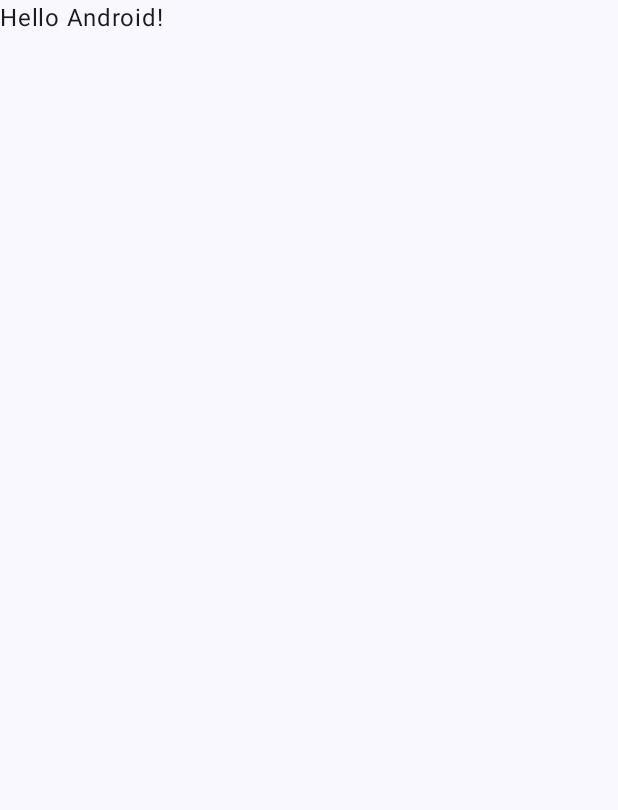
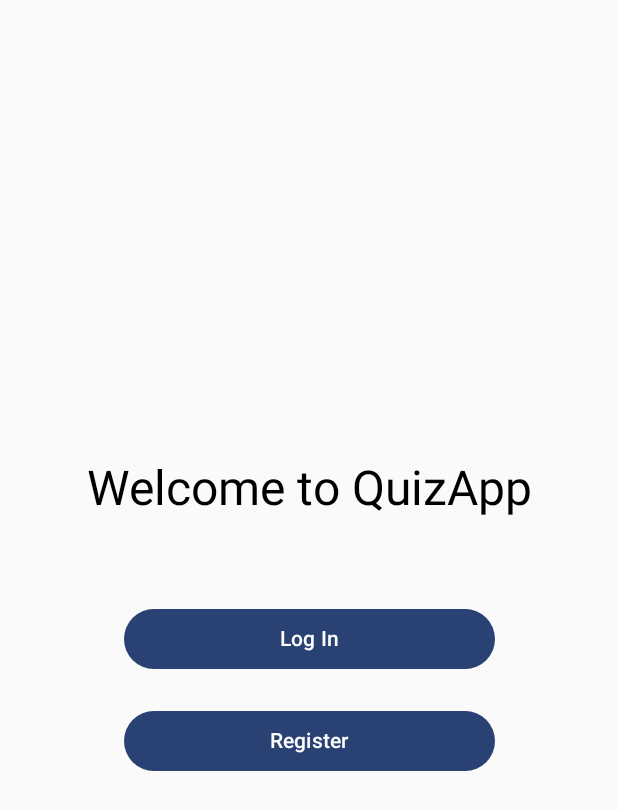
Before and after one commit to Gagan234/Individual-Project-2-, an Android app built with Jetpack Compose: the screen it shows after launch (MainActivity), on a phone screen of 412 x 824 dp. Before the commit the part shown is almost empty. Shown: the top 810 px of the screen. Run offline under Robolectric (Android 15) with nearby library versions, the phone set to English and light mode, and no system bars.

Commit message:
initial project

```diff
--- a/app/src/main/java/com/example/individual_project_2/MainActivity.kt
+++ b/app/src/main/java/com/example/individual_project_2/MainActivity.kt
@@ -3,45 +3,113 @@ package com.example.individual_project_2
 import android.os.Bundle
 import androidx.activity.ComponentActivity
 import androidx.activity.compose.setContent
-import androidx.activity.enableEdgeToEdge
-import androidx.compose.foundation.layout.fillMaxSize
-import androidx.compose.foundation.layout.padding
-import androidx.compose.material3.Scaffold
+import androidx.compose.foundation.Image
+import androidx.compose.foundation.layout.*
+import androidx.compose.material3.Button
+import androidx.compose.material3.MaterialTheme
 import androidx.compose.material3.Text
 import androidx.compose.runtime.Composable
+import androidx.compose.runtime.LaunchedEffect
+import androidx.compose.runtime.mutableStateOf
+import androidx.compose.runtime.remember
+import androidx.compose.ui.Alignment
 import androidx.compose.ui.Modifier
+import androidx.compose.ui.res.painterResource
 import androidx.compose.ui.tooling.preview.Preview
+import androidx.compose.ui.unit.dp
 import com.example.individual_project_2.ui.theme.Individualproject2Theme
+import kotlinx.coroutines.delay
 
 class MainActivity : ComponentActivity() {
     override fun onCreate(savedInstanceState: Bundle?) {
         super.onCreate(savedInstanceState)
-        enableEdgeToEdge()
         setContent {
             Individualproject2Theme {
-                Scaffold(modifier = Modifier.fillMaxSize()) { innerPadding ->
-                    Greeting(
-                        name = "Android",
-                        modifier = Modifier.padding(innerPadding)
-                    )
-                }
+                MainScreen()
             }
         }
     }
 }
 
 @Composable
-fun Greeting(name: String, modifier: Modifier = Modifier) {
-    Text(
-        text = "Hello $name!",
-        modifier = modifier
-    )
+fun MainScreen() {
+    val showSplash = remember { mutableStateOf(true) }
+
+    if (showSplash.value) {
+        SplashScreen {
+            showSplash.value = false
+        }
+    } else {
+        LoginOrRegisterScreen(
+            onLoginClick = { /* Navigate to Login Screen */ },
+            onRegisterClick = { /* Navigate to Register Screen */ }
+        )
+    }
+}
+
+@Composable
+fun SplashScreen(onTimeout: () -> Unit) {
+    LaunchedEffect(Unit) {
+        delay(2000)
+        onTimeout()
+    }
+
+    Box(
+        modifier = Modifier.fillMaxSize(),
+        contentAlignment = Alignment.Center
+    ) {
+        Column(
+            horizontalAlignment = Alignment.CenterHorizontally,
+            verticalArrangement = Arrangement.Center
+        ) {
+            Image(
+                painter = painterResource(id = R.drawable.logo),
+                contentDescription = "App Logo",
+                modifier = Modifier.size(100.dp)
+            )
+            Spacer(modifier = Modifier.height(16.dp))
+            Text(text = "Welcome to QuizApp!", style = MaterialTheme.typography.headlineLarge)
+        }
+    }
+}
+
+@Composable
+fun LoginOrRegisterScreen(onLoginClick: () -> Unit, onRegisterClick: () -> Unit) {
+    Box(
+        modifier = Modifier.fillMaxSize(),
+        contentAlignment = Alignment.Center
+    ) {
+        Column(
+            horizontalAlignment = Alignment.CenterHorizontally,
+            verticalArrangement = Arrangement.spacedBy(20.dp)
+        ) {
+            Text(text = "Welcome to QuizApp", style = MaterialTheme.typography.headlineLarge)
+            Spacer(modifier = Modifier.height(16.dp))
+            Button(onClick = onLoginClick, modifier = Modifier.fillMaxWidth(0.6f)) {
+                Text(text = "Log In")
+            }
+            Button(onClick = onRegisterClick, modifier = Modifier.fillMaxWidth(0.6f)) {
+                Text(text = "Register")
+            }
+        }
+    }
 }
 
 @Preview(showBackground = true)
 @Composable
-fun GreetingPreview() {
+fun SplashScreenPreview() {
     Individualproject2Theme {
-        Greeting("Android")
+        SplashScreen(onTimeout = {})
     }
 }
+
+@Preview(showBackground = true)
+@Composable
+fun LoginOrRegisterScreenPreview() {
+    Individualproject2Theme {
+        LoginOrRegisterScreen(
+            onLoginClick = {},
+            onRegisterClick = {}
+        )
+    }
+}
```
